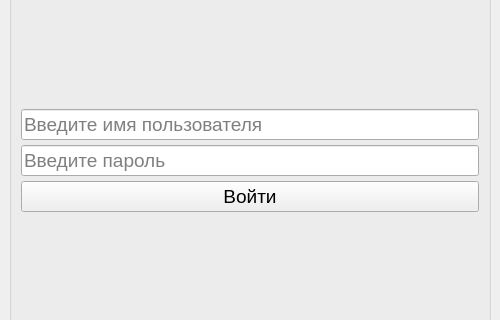
The window that advanced/practice_7_GUI/resources/ui/login.ui (novobranchenko-danil/124-19) describes before a commit, drawn with Qt 5; both pictures show x 0 to 500 and y 223 to 543 of the 500 by 754 pixel window.
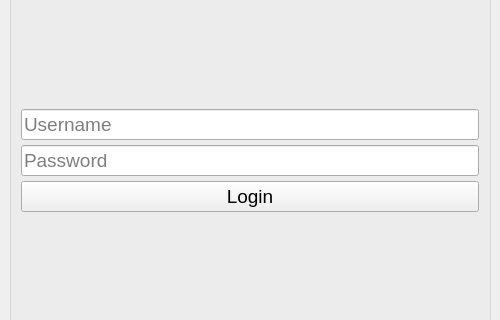
The same window after the commit.

What changed in the file:
```diff
--- a/advanced/practice_7_GUI/resources/ui/login.ui
+++ b/advanced/practice_7_GUI/resources/ui/login.ui
@@ -123,21 +123,21 @@
        <item>
         <widget class="QLineEdit" name="username_input">
          <property name="placeholderText">
-          <string>Введите имя пользователя</string>
+          <string>Username</string>
          </property>
         </widget>
        </item>
        <item>
         <widget class="QLineEdit" name="password_input">
          <property name="placeholderText">
-          <string>Введите пароль</string>
+          <string>Password</string>
          </property>
         </widget>
        </item>
        <item>
         <widget class="QPushButton" name="log_in_button">
          <property name="text">
-          <string>Войти</string>
+          <string>Login</string>
          </property>
         </widget>
        </item>
```
